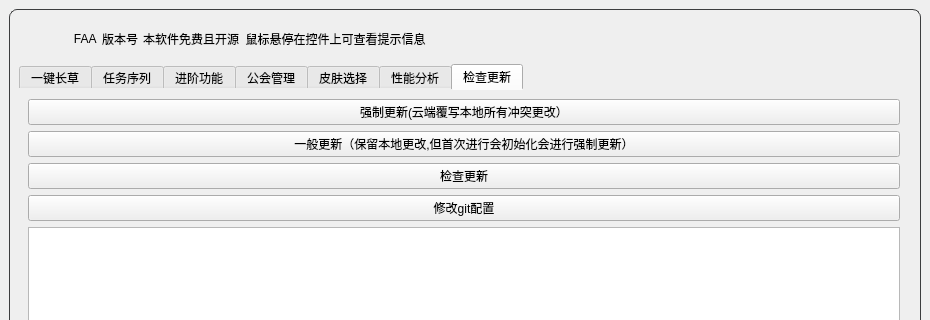
First picture: the form in resource/ui/FAA_3.0.ui, repository StareAbyss/FoodsVsMiceAutoAssistant, before the edit; both pictures show x 0 to 930 and y 0 to 320 of the 930 by 760 pixel window.
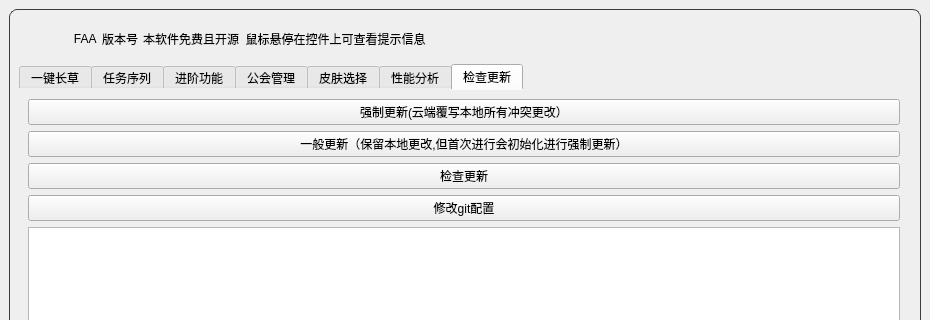
Second picture: the form after the edit. The open tabs and pages were chosen to show the change. Icons and pictures are not drawn. Custom widgets are drawn as their Qt base class.

Commit message: fix: 文案修复

```diff
--- a/resource/ui/FAA_3.0.ui
+++ b/resource/ui/FAA_3.0.ui
@@ -7465,7 +7465,7 @@
              <item>
               <widget class="QPushButton" name="NormalUpdateButton">
                <property name="text">
-                <string>一般更新（保留本地更改,但首次进行会初始化会进行强制更新）</string>
+                <string>一般更新（保留本地更改,但首次进行会初始化进行强制更新）</string>
                </property>
               </widget>
              </item>
```
